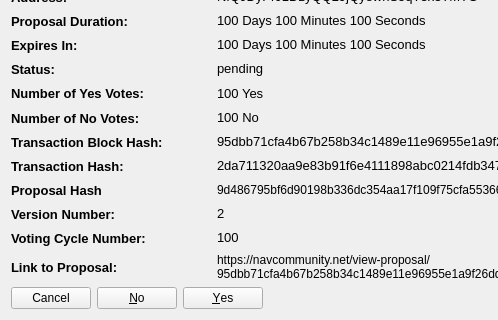
The window that src/qt/forms/communityfunddisplaydetailed.ui (navcoin/navcoin-core) describes before a commit, drawn with Qt 5; both pictures show x 0 to 498 and y 177 to 497 of the 740 by 497 pixel window.
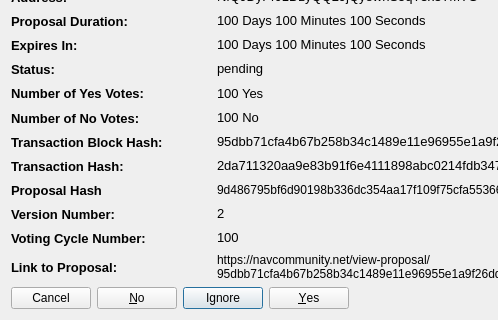
The same window after the commit.

The edit to the form file:
```diff
--- a/src/qt/forms/communityfunddisplaydetailed.ui
+++ b/src/qt/forms/communityfunddisplaydetailed.ui
@@ -742,7 +742,7 @@
           <enum>Qt::RightToLeft</enum>
          </property>
          <property name="standardButtons">
-          <set>QDialogButtonBox::Cancel|QDialogButtonBox::No|QDialogButtonBox::Yes</set>
+          <set>QDialogButtonBox::Cancel|QDialogButtonBox::Ignore|QDialogButtonBox::No|QDialogButtonBox::Yes</set>
          </property>
         </widget>
        </item>
```
